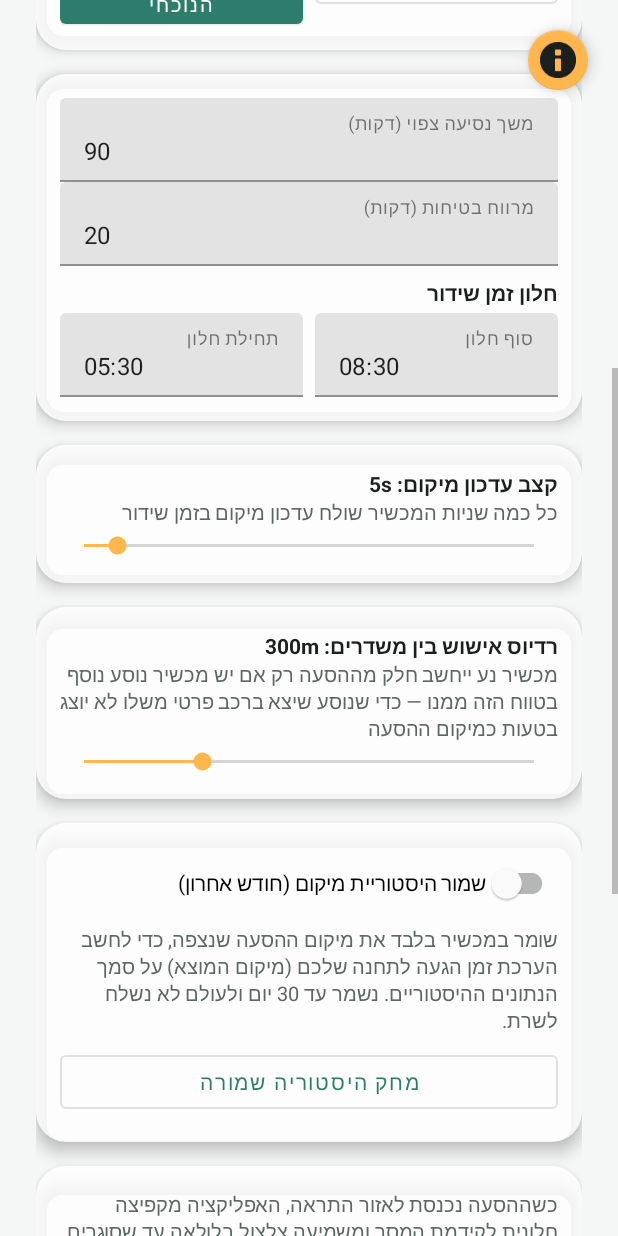
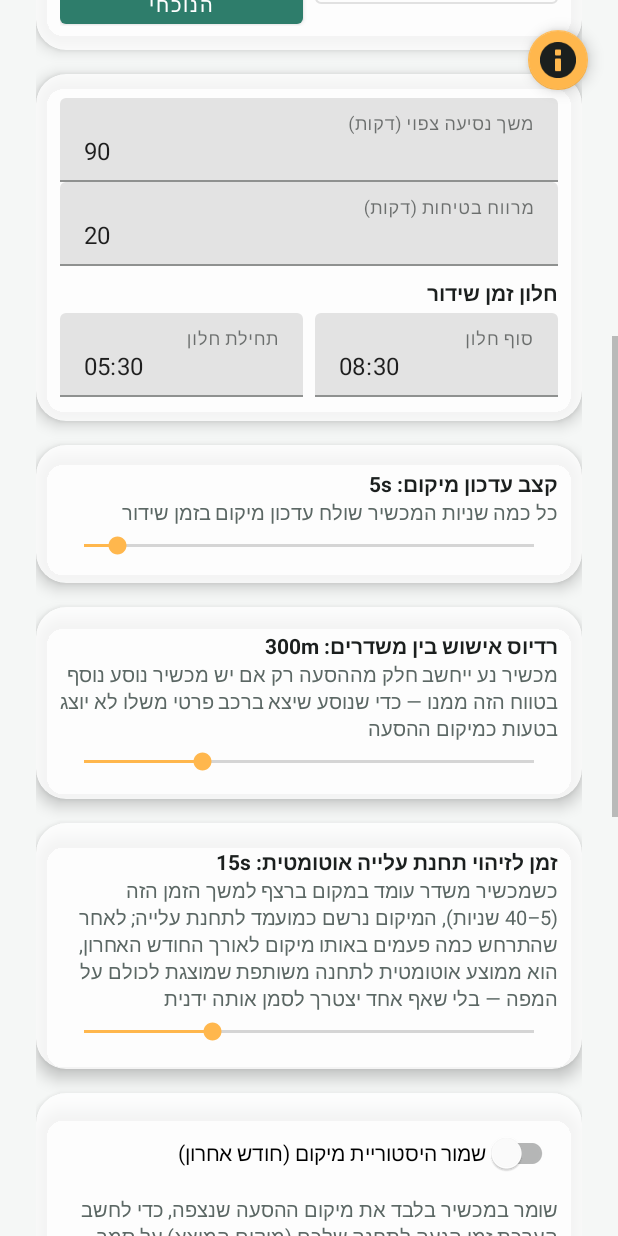
Before and after one commit to shimonhoter/transportation_location_sharing, an Android app: the SettingsActivity screen opened directly, with no data from a screen before it, scrolled down 576 dp, on a phone screen of 412 x 824 dp. Run offline under Robolectric (Android 15) with nearby library versions, the phone set to English and light mode, and no system bars.

Commit message:
Re-check the window+speed criterion on settings save; auto-detect pickup stops
Saving Settings previously only refreshed an already-running
BroadcastService's location interval/ride code, so widening or
shrinking the active day/time window had no effect until the next
~15-minute RideCheckWorker tick (or the service happened to get a
location fix). BroadcastService.applySettingsChange() now re-evaluates
the window+speed criterion immediately on save and starts or stops
monitoring accordingly, without ever interrupting a broadcast already
in progress.

Add automatic pickup-stop detection: while broadcasting, a continuous
full stop (speed at/below the existing "near-complete stop" reading
already used for traffic-jam detection) lasting at least
Prefs.autoStopDetectionSeconds (configurable 5-40s, default 15,
new Settings slider) is recorded once as a statistical sample
(StopsRepository.recordAutoDetectedStop). These accumulate per day,
pruned the same way as the existing 30-day history nodes, and feed
into the same clustering as manually-pinned stop candidates — so a
location where this keeps recurring across many rides surfaces as a
shared stop on the map without anyone tapping it in.

Document both behaviors in SPEC_EN.md/SPEC_HE.md and the in-app help.

Co-Authored-By: Claude Sonnet 5 <noreply@anthropic.com>
Claude-Session: https://claude.ai/code/session_01B9TmSu4LDiP2H4gaGacLuC

```diff
--- a/app/src/main/java/com/shimonhoter/ridelocationshare/SettingsActivity.kt
+++ b/app/src/main/java/com/shimonhoter/ridelocationshare/SettingsActivity.kt
@@ -89,6 +89,14 @@ class SettingsActivity : AppCompatActivity() {
             override fun onStopTrackingTouch(seekBar: SeekBar?) = Unit
         })
 
+        binding.seekAutoStopDetection.setOnSeekBarChangeListener(object : SeekBar.OnSeekBarChangeListener {
+            override fun onProgressChanged(seekBar: SeekBar?, progress: Int, fromUser: Boolean) {
+                updateAutoStopDetectionLabel(progress)
+            }
+            override fun onStartTrackingTouch(seekBar: SeekBar?) = Unit
+            override fun onStopTrackingTouch(seekBar: SeekBar?) = Unit
+        })
+
         binding.btnSave.setOnClickListener { save() }
         binding.btnSettingsHelp.setOnClickListener { showHelp() }
         binding.btnClearHistory.setOnClickListener {
@@ -157,6 +165,9 @@ class SettingsActivity : AppCompatActivity() {
         binding.seekCorroborationRadius.progress = prefs.corroborationRadiusMeters
         updateCorroborationRadiusLabel(prefs.corroborationRadiusMeters)
 
+        binding.seekAutoStopDetection.progress = prefs.autoStopDetectionSeconds
+        updateAutoStopDetectionLabel(prefs.autoStopDetectionSeconds)
+
         binding.switchHistoryEnabled.isChecked = prefs.historyEnabled
 
         binding.etAlertSoundDuration.setText(prefs.alertSoundDurationSeconds.toString())
@@ -184,6 +195,10 @@ class SettingsActivity : AppCompatActivity() {
 
     private fun updateCorroborationRadiusLabel(radius: Int) {
         binding.tvCorroborationRadiusValue.text = getString(R.string.corroboration_radius_label) + ": ${radius}m"
+    }
+
+    private fun updateAutoStopDetectionLabel(seconds: Int) {
+        binding.tvAutoStopDetectionValue.text = getString(R.string.auto_stop_detection_label) + ": ${seconds}s"
     }
 
     private fun setOrigin(point: GeoPoint, radiusMeters: Int = pendingOriginRadius) {
@@ -287,6 +302,7 @@ class SettingsActivity : AppCompatActivity() {
         prefs.destinationRadiusMeters = pendingDestinationRadius
         prefs.locationUpdateIntervalSeconds = binding.seekLocationUpdateInterval.progress
         prefs.corroborationRadiusMeters = binding.seekCorroborationRadius.progress
+        prefs.autoStopDetectionSeconds = binding.seekAutoStopDetection.progress
         prefs.historyEnabled = binding.switchHistoryEnabled.isChecked
         prefs.alertSoundDurationSeconds = binding.etAlertSoundDuration.text?.toString()?.toIntOrNull() ?: prefs.alertSoundDurationSeconds
         prefs.tripDurationMinutes = binding.etTripDuration.text?.toString()?.toIntOrNull() ?: prefs.tripDurationMinutes
@@ -303,7 +319,7 @@ class SettingsActivity : AppCompatActivity() {
         addDayIfChecked(days, binding.cbSaturday, Calendar.SATURDAY)
         prefs.activeDays = days
 
-        BroadcastService.refreshSettings(this)
+        BroadcastService.applySettingsChange(this)
 
         Toast.makeText(this, R.string.save_button, Toast.LENGTH_SHORT).show()
         finish()
--- a/app/src/main/java/com/shimonhoter/ridelocationshare/data/Prefs.kt
+++ b/app/src/main/java/com/shimonhoter/ridelocationshare/data/Prefs.kt
@@ -194,6 +194,11 @@ class Prefs(context: Context) {
         get() = sp.getInt(KEY_ALERT_SOUND_DURATION, RideConfig.DEFAULT_ALERT_SOUND_DURATION_SECONDS)
         set(value) = sp.edit().putInt(KEY_ALERT_SOUND_DURATION, value).apply()
 
+    /** How many continuous seconds of a complete stop (docs/SPEC_EN.md 3.10) while broadcasting counts as an automatic pickup-stop detection. User-configurable via Settings, within [RideConfig.MIN_AUTO_STOP_DETECTION_SECONDS, RideConfig.MAX_AUTO_STOP_DETECTION_SECONDS]. */
+    var autoStopDetectionSeconds: Int
+        get() = sp.getInt(KEY_AUTO_STOP_DETECTION_SECONDS, RideConfig.DEFAULT_AUTO_STOP_DETECTION_SECONDS)
+        set(value) = sp.edit().putInt(KEY_AUTO_STOP_DETECTION_SECONDS, value).apply()
+
     private fun readPoint(latKey: String, lonKey: String): GeoPoint? {
         if (!sp.contains(latKey) || !sp.contains(lonKey)) return null
         val lat = sp.getFloat(latKey, 0f).toDouble()
@@ -236,6 +241,7 @@ class Prefs(context: Context) {
         private const val KEY_MIUI_SETTINGS_CONFIRMED = "miui_settings_confirmed"
         private const val KEY_PRIVATE_CAR_UNTIL = "private_car_active_until"
         private const val KEY_ALERT_SOUND_DURATION = "alert_sound_duration_seconds"
+        private const val KEY_AUTO_STOP_DETECTION_SECONDS = "auto_stop_detection_seconds"
         private const val KEY_MY_STOP_CANDIDATES = "my_stop_candidates"
         private const val KEY_MY_HAND_RAISE_STOP_ID = "my_hand_raise_stop_id"
         private const val KEY_MY_HAND_RAISE_ENTERED = "my_hand_raise_entered_stop_zone"
--- a/app/src/main/res/layout/activity_settings.xml
+++ b/app/src/main/res/layout/activity_settings.xml
@@ -301,6 +301,38 @@
                 android:orientation="vertical"
                 android:padding="@dimen/spacing_md">
 
+                <TextView
+                    android:id="@+id/tvAutoStopDetectionValue"
+                    android:layout_width="match_parent"
+                    android:layout_height="wrap_content"
+                    android:text="@string/auto_stop_detection_label"
+                    android:textColor="@color/on_surface"
+                    android:textStyle="bold" />
+
+                <TextView
+                    android:layout_width="match_parent"
+                    android:layout_height="wrap_content"
+                    android:layout_marginBottom="@dimen/spacing_xs"
+                    android:text="@string/auto_stop_detection_hint"
+                    android:textColor="@color/on_surface_muted"
+                    android:textSize="@dimen/text_size_caption" />
+
+                <SeekBar
+                    android:id="@+id/seekAutoStopDetection"
+                    android:layout_width="match_parent"
+                    android:layout_height="wrap_content"
+                    android:max="40"
+                    android:min="5" />
+            </LinearLayout>
+        </com.google.android.material.card.MaterialCardView>
+
+        <com.google.android.material.card.MaterialCardView style="@style/RideCard">
+            <LinearLayout
+                android:layout_width="match_parent"
+                android:layout_height="wrap_content"
+                android:orientation="vertical"
+                android:padding="@dimen/spacing_md">
+
                 <com.google.android.material.switchmaterial.SwitchMaterial
                     android:id="@+id/switchHistoryEnabled"
                     android:layout_width="match_parent"
--- a/app/src/main/res/values/strings.xml
+++ b/app/src/main/res/values/strings.xml
@@ -116,7 +116,7 @@
 <p>במכשירי <b>Xiaomi/Redmi/POCO (MIUI/HyperOS)</b> מופיע כרטיס נוסף: למערכת שלהם יש שכבת הגבלות משל עצמה (הפעלה אוטומטית, חיסכון סוללה נפרד, נעילה במסך המשימות האחרונות) שלאנדרואיד אין API לבדוק או לבקש אוטומטית — חלקן יש כפתור שמנסה לפתוח את המסך המדויק (לא מובטח לעבוד בכל גרסה), ואת השאר — כולל נעילת האפליקציה במסך המשימות האחרונות, שאין לה API בכלל — צריך להגדיר ידנית לפי ההנחיות שבכרטיס, ולסמן בתיבת הסימון שבוצע.</p>
 
 <hr/><h3>10. 🚏&#160; תחנות עלייה והרמת יד</h3>
-<p>כפתור 🚏 בסרגל הפקדים שבפינת המפה מפעיל מצב סימון תחנות עלייה: הקשה על מקום ריק במפה מוסיפה שם תחנה שלכם, גררו אותה כדי להזיז (אין רדיוס לתחנה, בשונה מאזורי התראה), והקישו על 🗑️ כדי למחוק. כפתור 📌 נוסף מוסיף תחנה ישירות במיקום הנוכחי שלכם, בלי לפתוח את מצב העריכה. <b>כל התחנות שסומנו על ידי כל הנוסעים מתמזגות אוטומטית</b>: תחנות של משתמשים שונים שנמצאות בטווח של עד 100 מטר זו מזו מאוחדות לתחנה אחת, במיקום הממוצע ביניהן — זו התחנה המשותפת שמוצגת לכולם על המפה. שם התחנה («תחנה 1», «תחנה 2» וכך הלאה) נקבע אוטומטית לפי <b>סדר הזמן בפועל במסלול</b>, לא מרחק קו-אווירי: בכל יום שההסעה עוברת בתחנה, האפליקציה רושמת כמה זמן עבר מתחילת השידור של אותו יום עד שההסעה הגיעה לאזור התחנה, וממוצע הזמנים האלה על פני עד 30 יום הוא מה שקובע את הסדר — כך שמסלול עם עיקולים או הליכה-הלוך-ושוב מסודר נכון, לא רק לפי "קרוב/רחוק" במפה. תחנה חדשה שעדיין לא נצפתה בפועל ממוקמת זמנית לפי המרחק שלה, עד שנצברים עליה נתונים אמיתיים.</p>
+<p>כפתור 🚏 בסרגל הפקדים שבפינת המפה מפעיל מצב סימון תחנות עלייה: הקשה על מקום ריק במפה מוסיפה שם תחנה שלכם, גררו אותה כדי להזיז (אין רדיוס לתחנה, בשונה מאזורי התראה), והקישו על 🗑️ כדי למחוק. כפתור 📌 נוסף מוסיף תחנה ישירות במיקום הנוכחי שלכם, בלי לפתוח את מצב העריכה. <b>כל התחנות שסומנו על ידי כל הנוסעים מתמזגות אוטומטית</b>: תחנות של משתמשים שונים שנמצאות בטווח של עד 100 מטר זו מזו מאוחדות לתחנה אחת, במיקום הממוצע ביניהן — זו התחנה המשותפת שמוצגת לכולם על המפה. שם התחנה («תחנה 1», «תחנה 2» וכך הלאה) נקבע אוטומטית לפי <b>סדר הזמן בפועל במסלול</b>, לא מרחק קו-אווירי: בכל יום שההסעה עוברת בתחנה, האפליקציה רושמת כמה זמן עבר מתחילת השידור של אותו יום עד שההסעה הגיעה לאזור התחנה, וממוצע הזמנים האלה על פני עד 30 יום הוא מה שקובע את הסדר — כך שמסלול עם עיקולים או הליכה-הלוך-ושוב מסודר נכון, לא רק לפי "קרוב/רחוק" במפה. תחנה חדשה שעדיין לא נצפתה בפועל ממוקמת זמנית לפי המרחק שלה, עד שנצברים עליה נתונים אמיתיים. <b>תחנות גם מתגלות אוטומטית</b>: כשמכשיר שמשדר עומד ברצף פרק זמן מוגדר (ראו «זמן לזיהוי תחנת עלייה אוטומטית» בהגדרות), המיקום נרשם כדגימה; מיקום שחוזר על עצמו כמה פעמים כך לאורך החודש האחרון מצטרף אוטומטית לחישוב התחנות המשותפות, בלי שאף אחד יצטרך לסמן אותו ידנית.</p>
 <p><b>כפתור ✋ «הרמת יד»</b> במסך הראשי: לחיצה עליו מודיעה שאתם מחכים בתחנה ומבקשים שיעברו דרככם — אם סימנתם תחנה אחת בלבד היא נבחרת אוטומטית, ואם כמה — תישאלו באיזו. התחנה מסומנת בצורה בולטת על המפה (לכל מי שצופה בהסעה, לא רק לכם), ומופיעה הודעה קבועה על המסך עם שמכם (אם «הצג כינוי לאחרים» דלוק בהגדרות — אחרת תוצג כ«נוסע») ושם התחנה. לחיצה חוזרת על ✋ מבטלת את הרמת היד ידנית; היא גם מתבטלת אוטומטית, לבד, לאחר שההסעה נכנסה לתחנה <u>ואז</u> יצאה מהרדיוס של 100 מטר ממרכזה — כדי שזה יקרה, האפליקציה שלכם צריכה להישאר פתוחה כדי לעקוב אחרי מיקום ההסעה.</p>]]>
     </string>
 
@@ -150,16 +150,19 @@
 <hr/><h3>9. 🤝&#160; רדיוס אישוש בין משדרים</h3>
 <p>כשיש בו-זמנית כמה מכשירים נעים, כל אחד נספר במיקום ההסעה המוצג רק אם יש מכשיר משדר נוסף בטווח הזה ממנו (מכשיר בודד שמשדר לבדו <u>תמיד</u> מוצג, בלי צורך באישוש). מהירות לבד לא מבחינה בין רכב פרטי לרכב ההסעה — שניהם ייראו זהים — אז כדי שנוסע שיצא ברכבו הפרטי (בזמן שאחרים עדיין משדרים מההסעה עצמה) לא יוצג בטעות כמיקום ההסעה, נדרש «אישוש» ממכשיר נוסע נוסף קרוב. <b>שימו לב:</b> זה לא עוזר אם אתם המכשיר היחיד שמשדר באותו קוד הסעה — אז עדיף להשתמש בכפתור «נשאר בית» במסך הראשי, הדרך האמינה ביותר כי היא ידנית.</p>
 
-<hr/><h3>10. 📈&#160; היסטוריית מיקום</h3>
+<hr/><h3>10. 🚏&#160; זמן לזיהוי תחנת עלייה אוטומטית</h3>
+<p>כמה שניות ברצף (5–40, ברירת מחדל 15) של עצירה מוחלטת של מכשיר משדר נחשבות «תחנה»: כשמכשיר שמשדר עומד במקום לפרק הזמן הזה, המיקום נרשם כדגימה סטטיסטית — <u>לא</u> נוסף למפה מיד על דגימה בודדת. רק אחרי שאותו מיקום נרשם כמה פעמים לאורך החודש האחרון (כל הנסיעות שהתרחשו בו, לא רק נסיעה אחת), הממוצע שלהן מצטרף לחישוב תחנות העלייה המשותפות לצד תחנות שסומנו ידנית (סעיף «תחנות עלייה והרמת יד» במסך הראשי) ומופיע אוטומטית על המפה לכולם — בלי שאף אחד יצטרך לסמן אותו. ערך קטן תופס גם עצירות קצרות (ברמזור, למשל) שחוזרות על עצמן באותו מקום; ערך גדול יותר מסנן אותן, במחיר תגובה אטית יותר לתחנות אמיתיות וקצרות.</p>
+
+<hr/><h3>11. 📈&#160; היסטוריית מיקום</h3>
 <p>«שמור היסטוריית מיקום (חודש אחרון)» — כשדולק, שומר במכשיר בלבד (<u>לעולם לא</u> בשרת) את מיקומי ההסעה שנצפו, כדי לחשב על המפה הערכת זמן הגעה לתחנה שלכם (מיקום המוצא) — פעם על סמך הממוצע ההיסטורי, ופעם, ברגע שההסעה בפועל נעה, על סמך המרחק והמהירות הנוכחיים שלה (מדויק יותר). נשמר עד 30 יום ואז נמחק אוטומטית. «מחק היסטוריה שמורה» מוחק את כל הנתונים השמורים מיד.</p>
 
-<hr/><h3>11. 🔔&#160; משך צלצול התראה (שניות)</h3>
+<hr/><h3>12. 🔔&#160; משך צלצול התראה (שניות)</h3>
 <p>כשההסעה נכנסת לאזור התראה שסימנתם (סעיף «אזורי התראה»), האפליקציה מקפיצה חלונית לקידמת המסך (גם אם הוא נעול) ומשמיעה צלצול בלולאה עד שסוגרים אותה בלחיצה על «סגור התראה», ולכל היותר למשך הזמן שכאן כרשת ביטחון. ברירת מחדל: 30 שניות. אם הפעלתם «שמור היסטוריית מיקום», ההתראה כוללת גם הערכת זמן הגעה לתחנה שלכם על סמך הנתונים ההיסטוריים.</p>
 
-<hr/><h3>12. 💾&#160; שמור</h3>
-<p>שומר את כל ההגדרות שבמסך הזה ומחיל אותן <u>באופן מיידי</u>, כולל על שידור שכבר פעיל כרגע.</p>
+<hr/><h3>13. 💾&#160; שמור</h3>
+<p>שומר את כל ההגדרות שבמסך הזה ומחיל אותן <u>באופן מיידי</u>, כולל על שידור שכבר פעיל כרגע: חלון הזמן וימי הפעילות נבדקים מיד מול השעה הנוכחית, ושידור/מעקב מתחיל או נעצר בהתאם בלי לחכות לבדיקה האוטומטית הבאה (כעד 15 דקות) — נסיעה שמתבצעת כרגע לא נעצרת באמצעה בגלל זה.</p>
 
-<hr/><h3>13. 📜&#160; יומן אבחון</h3>
+<hr/><h3>14. 📜&#160; יומן אבחון</h3>
 <p>יומן טכני שנשמר על המכשיר בלבד (עד 256KB, ואז מתחיל להימחק אוטומטית מההתחלה). הוא רושם אירועים כמו הפעלה/עצירה של שירות השידור והפעלה מחדש אחרי שהאפליקציה נסגרה מהמשימות האחרונות — <b>«הצג יומן»</b> מציג אותו במסך, ו-<b>«שלח יומן»</b> שולח את הקובץ המלא לאפליקציה אחרת (למשל הודעה או מייל) כדי להעביר אותו לתמיכה. השימוש הנפוץ ביותר: לבדוק שההפעלה האוטומטית אחרי סגירת האפליקציה באמת עובדת, בלי להזדקק למחשב/adb.</p>]]>
     </string>
 
@@ -182,6 +185,8 @@
     <string name="location_update_interval_hint">כל כמה שניות המכשיר שולח עדכון מיקום בזמן שידור</string>
     <string name="corroboration_radius_label">רדיוס אישוש בין משדרים</string>
     <string name="corroboration_radius_hint">מכשיר נע ייחשב חלק מההסעה רק אם יש מכשיר נוסע נוסף בטווח הזה ממנו — כדי שנוסע שיצא ברכב פרטי משלו לא יוצג בטעות כמיקום ההסעה</string>
+    <string name="auto_stop_detection_label">זמן לזיהוי תחנת עלייה אוטומטית</string>
+    <string name="auto_stop_detection_hint">כשמכשיר משדר עומד במקום ברצף למשך הזמן הזה (5–40 שניות), המיקום נרשם כמועמד לתחנת עלייה; לאחר שהתרחש כמה פעמים באותו מיקום לאורך החודש האחרון, הוא ממוצע אוטומטית לתחנה משותפת שמוצגת לכולם על המפה — בלי שאף אחד יצטרך לסמן אותה ידנית</string>
     <string name="history_enabled_label">שמור היסטוריית מיקום (חודש אחרון)</string>
     <string name="history_enabled_hint">שומר במכשיר בלבד את מיקום ההסעה שנצפה, כדי לחשב הערכת זמן הגעה לתחנה שלכם (מיקום המוצא) על סמך הנתונים ההיסטוריים. נשמר עד 30 יום ולעולם לא נשלח לשרת.</string>
     <string name="clear_history_button">מחק היסטוריה שמורה</string>
```
Also changed, not shown: app/src/main/java/com/shimonhoter/ridelocationshare/config/RideConfig.kt (+20 -0 lines), app/src/main/java/com/shimonhoter/ridelocationshare/remote/StopsRepository.kt (+70 -10 lines), app/src/main/java/com/shimonhoter/ridelocationshare/service/BroadcastService.kt (+65 -1 lines), 2 other files.
